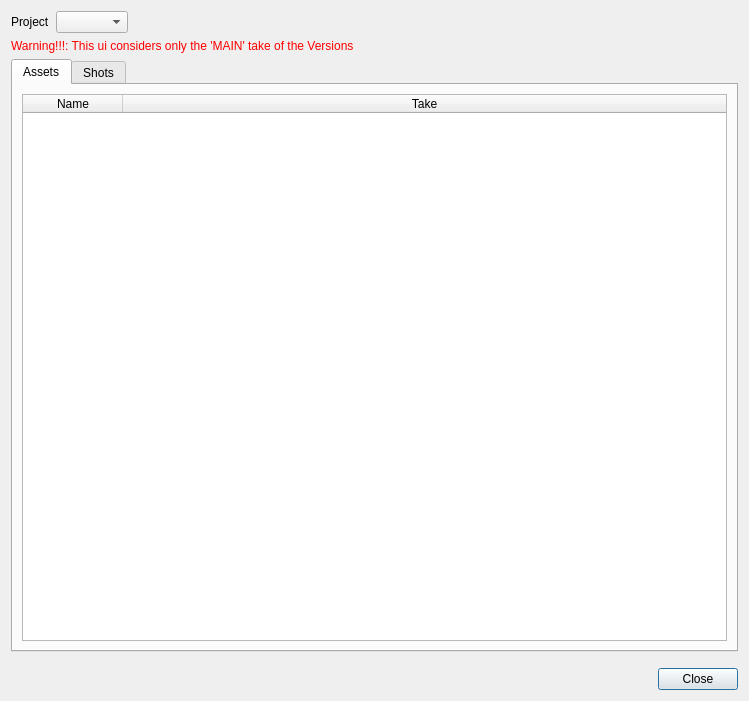
First picture: the form in oyProjectManager/ui/status_manager.ui, repository code-google-com/oyprojectmanager, before the edit.
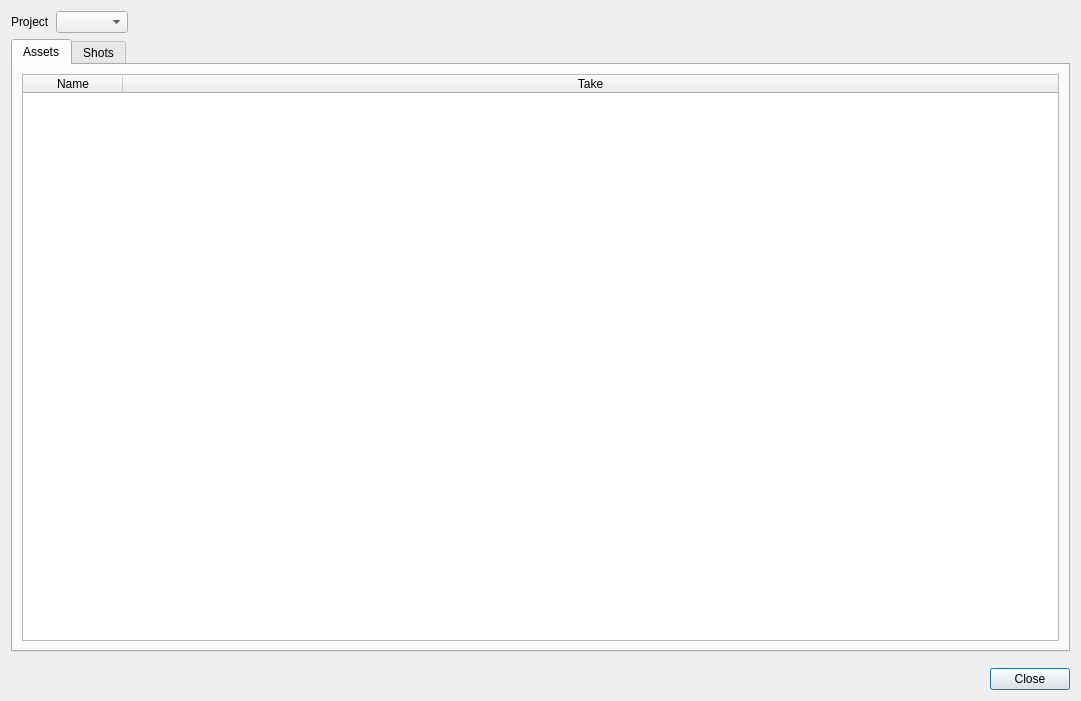
Second picture: the form after the edit.

Commit message:
* Added a new UI called ``status_manager`` for viewing the Assets and Shots   statuses.
* Updated ``version_creator`` UI, it now shows the Shots in correct numerical
  order.

```diff
--- a/oyProjectManager/ui/status_manager.ui
+++ b/oyProjectManager/ui/status_manager.ui
@@ -6,7 +6,7 @@
    <rect>
     <x>0</x>
     <y>0</y>
-    <width>749</width>
+    <width>1081</width>
     <height>701</height>
    </rect>
   </property>
@@ -41,16 +41,6 @@
      </item>
     </layout>
    </item>
-   <item>
-    <widget class="QLabel" name="label_4">
-     <property name="styleSheet">
-      <string notr="true">color: red;</string>
-     </property>
-     <property name="text">
-      <string>Warning!!!: This ui considers only the 'MAIN' take of the Versions</string>
-     </property>
-    </widget>
-   </item>
    <item>
     <widget class="QTabWidget" name="tabWidget">
      <property name="currentIndex">
```
The commit also changes 16 other files.
